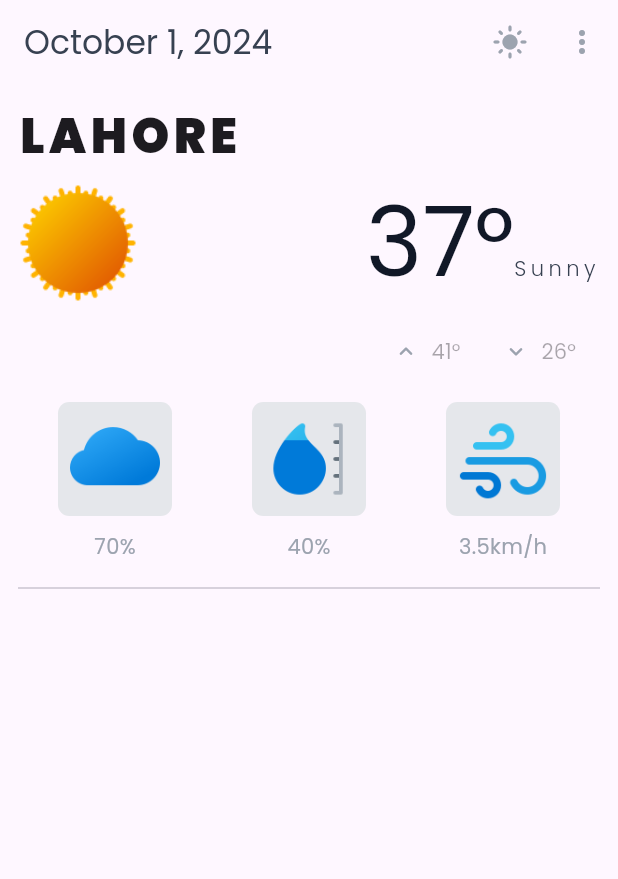
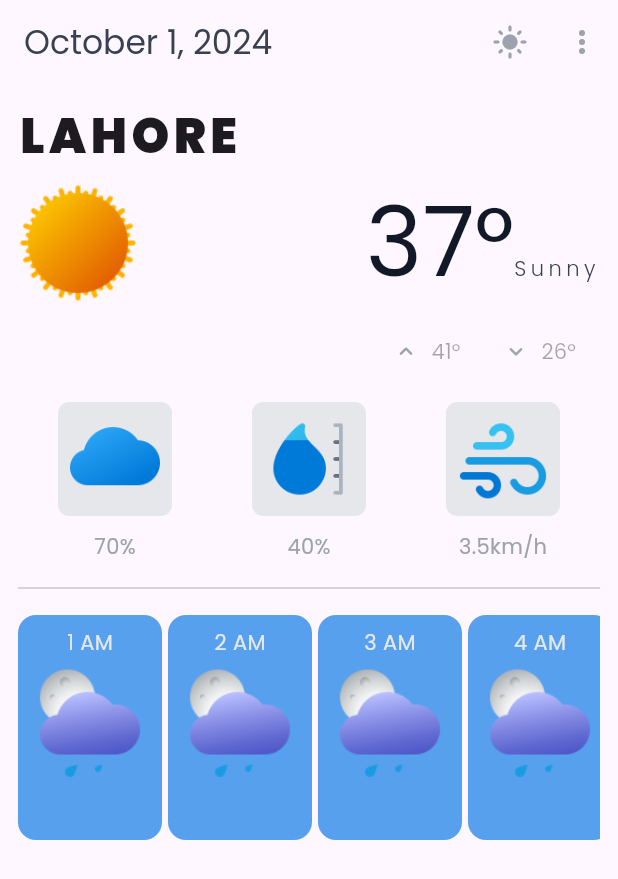
Before and after one commit to Ab5ullah/WeatherApp, a Flutter app: the screen it shows after launch, on a phone screen of 412 x 824 dp. Shown: the top 879 px of the screen. Run offline on Flutter 3.47's test engine with Material 3 defaults, Android fonts, the phone set to English and light mode, and no system bars; our stand-ins replace get, velocity_x.

Commit message:
second commit

```diff
--- /dev/null
+++ b/lib/const/color.dart
@@ -0,0 +1,7 @@
+import 'package:flutter/material.dart';
+import 'package:velocity_x/velocity_x.dart';
+
+const bgColor = Color(0xff202125);
+const cardColor = Color(0xff57A0ED);
+const dividerColor = Vx.gray200;
+const textColor = Vx.gray800;
--- a/lib/homescreen.dart
+++ b/lib/homescreen.dart
@@ -3,6 +3,8 @@ import 'package:intl/intl.dart';
 import 'package:velocity_x/velocity_x.dart';
 import 'package:weather_app/images.dart';
 import 'package:weather_app/string.dart';
+
+import 'const/color.dart';
 
 class WeatherApp extends StatelessWidget {
   const WeatherApp({super.key});
@@ -114,6 +116,35 @@ class WeatherApp extends StatelessWidget {
           10.heightBox,
           const Divider(),
           10.heightBox,
+          SizedBox(
+            height: 150,
+            child: ListView.builder(
+              scrollDirection: Axis.horizontal,
+              itemCount: 6,
+              physics: BouncingScrollPhysics(),
+              itemBuilder: (context, index) {
+                return Container(
+                  padding: EdgeInsets.all(8),
+                  margin: EdgeInsets.only(
+                    right: 4,
+                  ),
+                  decoration: BoxDecoration(
+                    color: cardColor,
+                    borderRadius: BorderRadius.circular(12),
+                  ),
+                  child: Column(
+                    children: [
+                      "${index + 1} AM".text.gray200.make(),
+                      Image.asset(
+                        "assets/weather/09n.png",
+                        width: 80,
+                      )
+                    ],
+                  ),
+                );
+              },
+            ),
+          )
         ]),
       ),
     );
```
